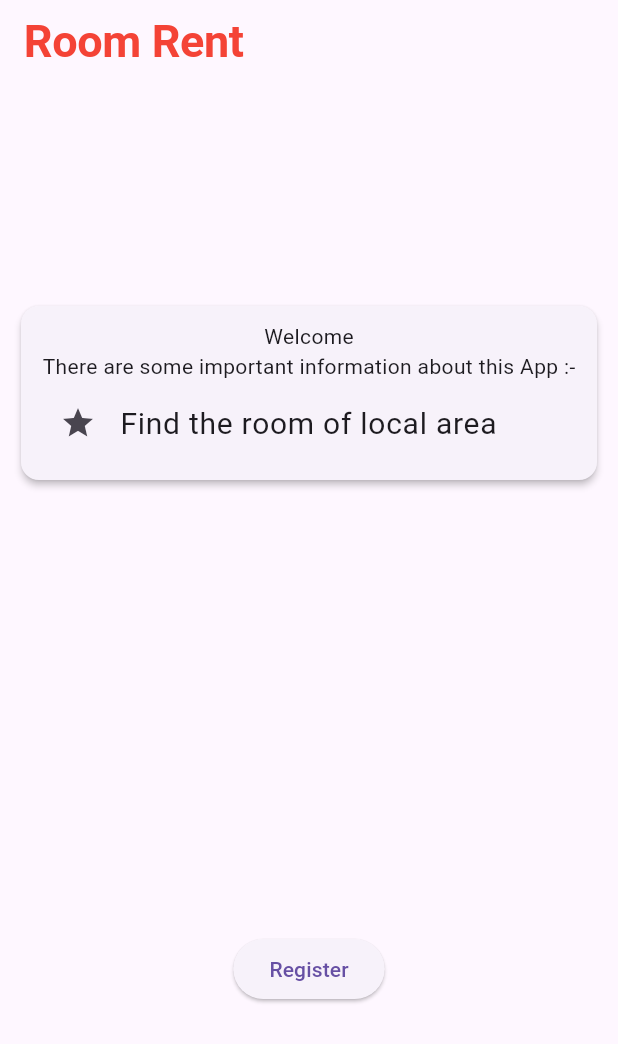
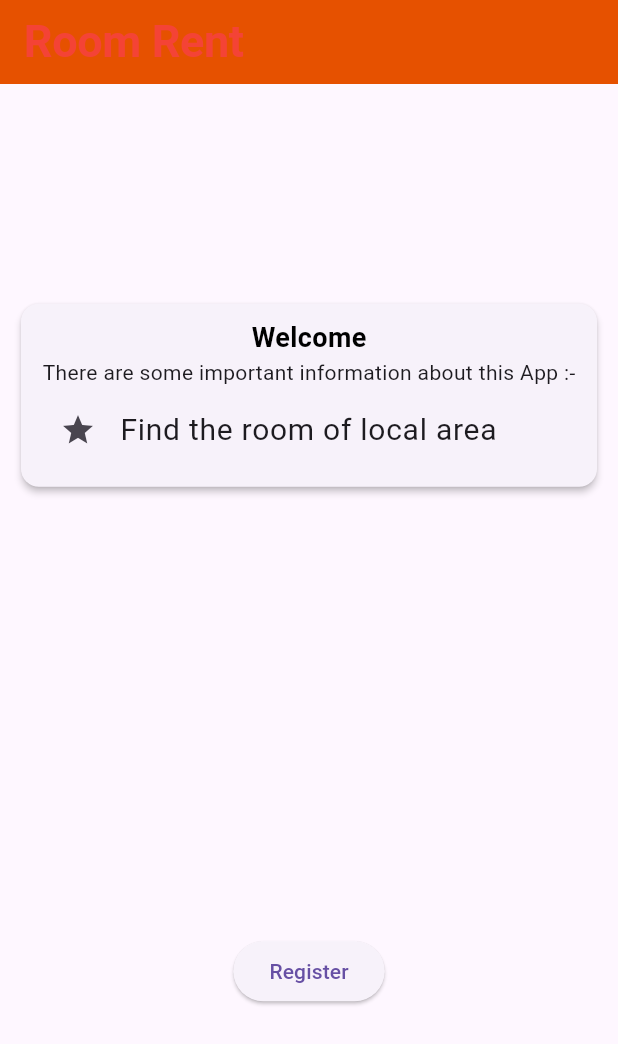
Before and after one commit to Avinashvns/surevihroom, a Flutter app: the screen it shows after launch, on a phone screen of 412 x 824 dp. Shown: the top 1044 px of the screen. Run offline on Flutter 3.47's test engine with Material 3 defaults, Android fonts, the phone set to English and light mode, and no system bars.

Commit message:
create text widget (Stateless / ful)

```diff
--- a/lib/main.dart
+++ b/lib/main.dart
@@ -1,10 +1,12 @@
 import 'package:flutter/material.dart';
+import 'package:surevihroom/utils/theme.dart';
+import 'package:surevihroom/widgets/mytext.dart';
 
 void main() {
   runApp(MaterialApp(
     debugShowCheckedModeBanner: false,
     theme: ThemeData(
-      backgroundColor: Colors.red,
+
       textTheme: TextTheme(
         displayLarge: const TextStyle(fontSize: 30,fontWeight: FontWeight.bold),
         titleLarge: const TextStyle(fontSize: 25, fontWeight: FontWeight.w700),
@@ -33,7 +35,7 @@ class _RoomRentState extends State<RoomRent> {
         title: Text("Room Rent", style: Theme.of(context).textTheme.displayLarge!.copyWith(
           color: Colors.red
         ), ),
-        // backgroundColor: Colors.orange.shade300,
+        backgroundColor: primaryColor,
       ),
       body: SafeArea(
         child: Column(
@@ -47,7 +49,8 @@ class _RoomRentState extends State<RoomRent> {
                   padding: const EdgeInsets.all(10.0),
                   child: Column(
                     children: [
-                      Text("Welcome"),
+                      // Text("Welcome"),
+                      Textless(text: "Welcome", size: null,fontWeight: null, color: null, isAlign: true),
                       Text(
                           "There are some important information about this App :-"),
                       ListTile(
@@ -59,6 +62,7 @@ class _RoomRentState extends State<RoomRent> {
                 ),
               ),
             ),
+
             Padding(
               padding: const EdgeInsets.all(20.0),
               child: Column(
--- /dev/null
+++ b/lib/utils/theme.dart
@@ -0,0 +1,21 @@
+
+
+import 'package:flutter/material.dart';
+
+// background Color
+const primaryColor= Color (0xFFE65100); //orange[900]
+const secondaryColor= Color(0xFFFFE0B2); //orange[100]
+
+// text Color
+const textwhite = Colors.white;
+const textblack = Colors.black;
+
+// font Weight
+const normalWeight= FontWeight.w400;
+const boldWeight= FontWeight.bold;
+
+//font Size
+
+const largeSize=26.0;
+const head_butt_Size=22.0;   // buttonsize , heading size
+const bodySize=18.0;
--- /dev/null
+++ b/lib/widgets/mytext.dart
@@ -0,0 +1,49 @@
+
+
+import 'package:flutter/material.dart';
+import 'package:surevihroom/utils/theme.dart';
+
+class Textless extends StatelessWidget {
+  final String text;
+  final double? size;
+  final FontWeight? fontWeight;
+  final Color? color;
+  final bool isAlign;
+
+
+  const Textless({super.key, required this.text, required this.size,required this.fontWeight, required this.color, required this.isAlign});
+
+  @override
+  Widget build(BuildContext context) {
+    return Text(
+      text,
+      style: TextStyle(
+        fontSize: size ?? bodySize,
+        fontWeight: fontWeight ?? FontWeight.bold,
+        color: color != null ? color : textblack,
+      ),
+      // style: Theme.of(context).textTheme.displayLarge!.copyWith(
+      //   color: color != null ? color : textblack,
+      // ),
+      textAlign: isAlign==true ? TextAlign.start : TextAlign.center ,
+    );
+  }
+}
+
+
+class Textful extends StatefulWidget {
+  final String text;
+  const Textful({super.key, required this.text});
+
+  @override
+  State<Textful> createState() => _TextfulState();
+}
+
+class _TextfulState extends State<Textful> {
+  @override
+  Widget build(BuildContext context) {
+    return Text(
+      widget.text,
+    );
+  }
+}
```
